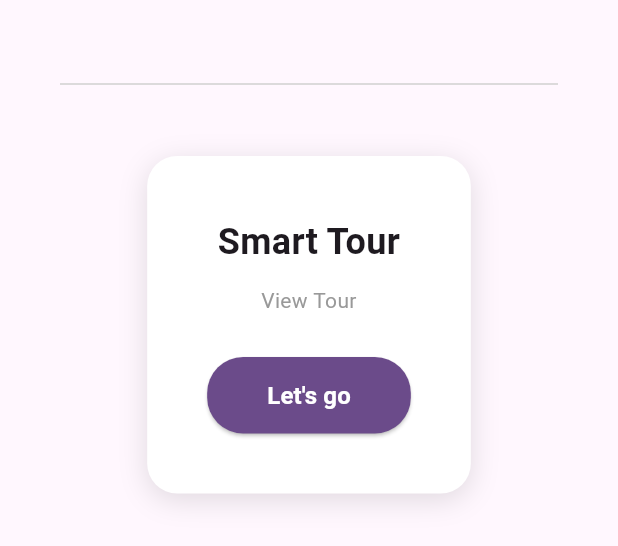
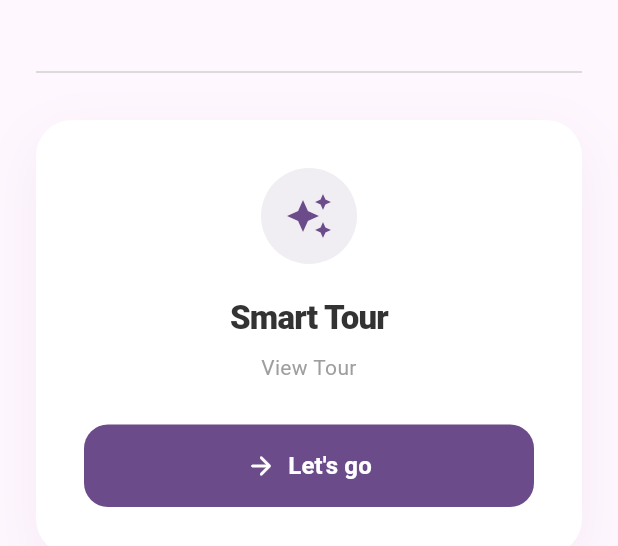
Before and after one commit to anoudah/Graduation-Project, a Flutter app: the SmartTourBanner widget shown alone on an empty page, opened directly, on a phone screen of 412 x 824 dp. Shown: the top 546 px of the screen. Run offline on Flutter 3.47's test engine with Material 3 defaults, Android fonts, the phone set to English and light mode, and no system bars; our stand-ins replace cloud_firestore, firebase_auth, firebase_core, flutter_map, geolocator, latlong2 and 1 more; accounts and stored records are empty; network calls fail; Roboto replaces fonts that are missing (Poppins).

Commit message:
update UI

```diff
--- a/lib/presentation/widgets/smart_tour_banner.dart
+++ b/lib/presentation/widgets/smart_tour_banner.dart
@@ -9,40 +9,96 @@ class SmartTourBanner extends StatelessWidget {
   @override
   Widget build(BuildContext context) {
     return Padding(
-      padding: const EdgeInsets.all(40),
+      // Reduced outer padding slightly so the card has more room to breathe on screen
+      padding: const EdgeInsets.symmetric(horizontal: 24, vertical: 32),
       child: Column(
         children: [
-          // Decorative divider to separate the list content from the footer banner
           const Divider(color: AppColors.divider, thickness: 1, height: 32),
-          const SizedBox(height: 32),
+          const SizedBox(height: 16),
+
           Container(
-            padding: const EdgeInsets.all(40),
+            padding: const EdgeInsets.all(32),
             decoration: BoxDecoration(
               color: AppColors.white,
-              borderRadius: BorderRadius.circular(20),
-              boxShadow: const [BoxShadow(color: Colors.black12, blurRadius: 16, offset: Offset(0, 4))],
+              borderRadius: BorderRadius.circular(24), // Softer, more modern corners
+              boxShadow: [
+                // Premium colored glow shadow instead of harsh black
+                BoxShadow(
+                  color: AppColors.primary.withOpacity(0.08),
+                  blurRadius: 32,
+                  offset: const Offset(0, 12),
+                )
+              ],
             ),
             child: Column(
               children: [
+                // 1. THE FEATURE BADGE: Instantly tells the user this is a special/smart feature
+                Container(
+                  padding: const EdgeInsets.all(16),
+                  decoration: BoxDecoration(
+                    color: AppColors.primary.withOpacity(0.1),
+                    shape: BoxShape.circle,
+                  ),
+                  child: const Icon(
+                    Icons.auto_awesome, // The universal symbol for AI/Smart features
+                    color: AppColors.primary,
+                    size: 32,
+                  ),
+                ),
+                const SizedBox(height: 20),
+
+                // 2. TYPOGRAPHY POLISH
                 Builder(
-                  builder: (context) => Text(context.loc.smartTour, textAlign: TextAlign.center, style: const TextStyle(fontSize: 24, fontWeight: FontWeight.bold)),
+                  builder: (context) => Text(
+                    context.loc.smartTour,
+                    textAlign: TextAlign.center,
+                    style: const TextStyle(
+                      fontSize: 22,
+                      fontWeight: FontWeight.w800, // Extra bold
+                      letterSpacing: -0.5, // Tightened letter spacing looks very modern
+                      color: AppColors.textMain,
+                    ),
+                  ),
                 ),
-                const SizedBox(height: 12),
+                const SizedBox(height: 8),
                 Builder(
-                  builder: (context) => Text(context.loc.viewTour, textAlign: TextAlign.center, style: AppTextStyles.subtitle),
+                  builder: (context) => Text(
+                    context.loc.viewTour,
+                    textAlign: TextAlign.center,
+                    style: const TextStyle(
+                      fontSize: 14,
+                      color: Colors.grey,
+                      height: 1.4, // Better line height for reading
+                    ),
+                  ),
                 ),
+
                 const SizedBox(height: 28),
-                // Primary button to trigger the Smart Tour AI flow
-                ElevatedButton(
-                  onPressed: () => Navigator.push(context, MaterialPageRoute(builder: (context) => const RouteSuggestionScreen())),
-                  style: ElevatedButton.styleFrom(
-                    backgroundColor: AppColors.primary,
-                    foregroundColor: AppColors.white,
-                    padding: const EdgeInsets.symmetric(horizontal: 40, vertical: 14),
-                    shape: RoundedRectangleBorder(borderRadius: BorderRadius.circular(24)),
-                  ),
-                  child: Builder(
-                    builder: (context) => Text(context.loc.letsGo, style: AppTextStyles.buttonText),
+
+                // 3. FULL-WIDTH CTA BUTTON
+                SizedBox(
+                  width: double.infinity, // Makes the button stretch the full width of the card
+                  child: ElevatedButton.icon( // Changed to .icon to add an arrow!
+                    onPressed: () => Navigator.push(context, MaterialPageRoute(builder: (context) => const RouteSuggestionScreen())),
+                    icon: const Icon(Icons.arrow_forward_rounded, size: 20),
+                    label: Builder(
+                      builder: (context) => Text(
+                        context.loc.letsGo,
+                        style: const TextStyle(
+                          fontSize: 16,
+                          fontWeight: FontWeight.bold,
+                        ),
+                      ),
+                    ),
+                    style: ElevatedButton.styleFrom(
+                      backgroundColor: AppColors.primary,
+                      foregroundColor: AppColors.white,
+                      elevation: 0, // Removes the harsh button shadow to keep the matte look
+                      padding: const EdgeInsets.symmetric(vertical: 16),
+                      shape: RoundedRectangleBorder(
+                        borderRadius: BorderRadius.circular(16),
+                      ),
+                    ),
                   ),
                 ),
               ],
```
